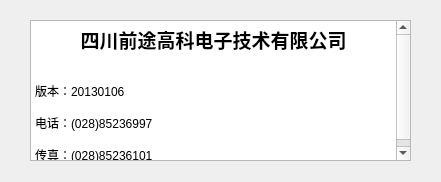
Before: the Qt Designer form Dialog/dlgabout.ui in Anne081031/WinParkUI, drawn with Qt 5.
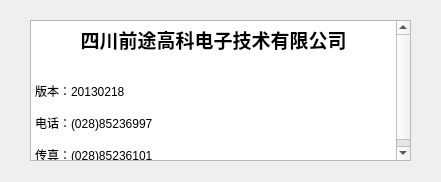
After: the same form once the commit is applied.

What changed in the file:
```diff
--- a/Dialog/dlgabout.ui
+++ b/Dialog/dlgabout.ui
@@ -45,7 +45,7 @@
 &lt;p align=&quot;center&quot; style=&quot; margin-top:0px; margin-bottom:0px; margin-left:0px; margin-right:0px; -qt-block-indent:0; text-indent:0px;&quot;&gt;&lt;span style=&quot; font-size:14pt; font-weight:600;&quot;&gt;四川前途高科电子技术有限公司&lt;/span&gt;&lt;/p&gt;
 &lt;p style=&quot;-qt-paragraph-type:empty; margin-top:0px; margin-bottom:0px; margin-left:0px; margin-right:0px; -qt-block-indent:0; text-indent:0px;&quot;&gt;&lt;/p&gt;
 &lt;p style=&quot;-qt-paragraph-type:empty; margin-top:0px; margin-bottom:0px; margin-left:0px; margin-right:0px; -qt-block-indent:0; text-indent:0px;&quot;&gt;&lt;/p&gt;
-&lt;p style=&quot; margin-top:0px; margin-bottom:0px; margin-left:0px; margin-right:0px; -qt-block-indent:0; text-indent:0px;&quot;&gt;版本：20130106&lt;/p&gt;
+&lt;p style=&quot; margin-top:0px; margin-bottom:0px; margin-left:0px; margin-right:0px; -qt-block-indent:0; text-indent:0px;&quot;&gt;版本：20130218&lt;/p&gt;
 &lt;p style=&quot;-qt-paragraph-type:empty; margin-top:0px; margin-bottom:0px; margin-left:0px; margin-right:0px; -qt-block-indent:0; text-indent:0px;&quot;&gt;&lt;/p&gt;
 &lt;p style=&quot; margin-top:0px; margin-bottom:0px; margin-left:0px; margin-right:0px; -qt-block-indent:0; text-indent:0px;&quot;&gt;电话：(028)85236997&lt;/p&gt;
 &lt;p style=&quot;-qt-paragraph-type:empty; margin-top:0px; margin-bottom:0px; margin-left:0px; margin-right:0px; -qt-block-indent:0; text-indent:0px;&quot;&gt;&lt;/p&gt;
```
